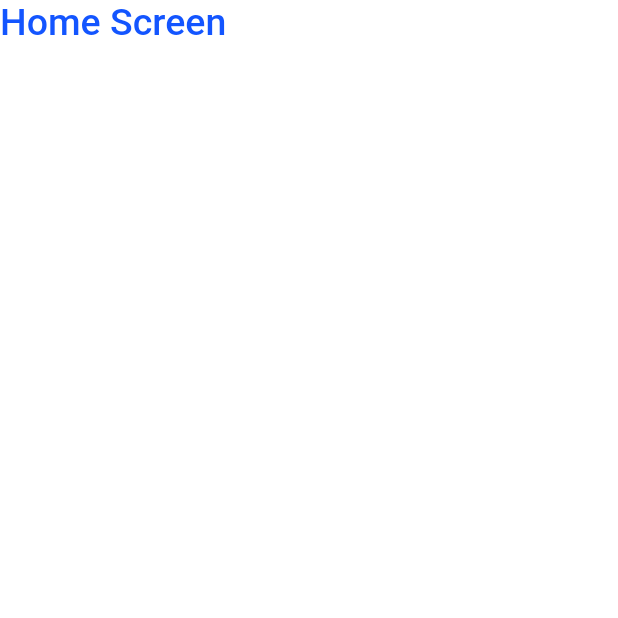
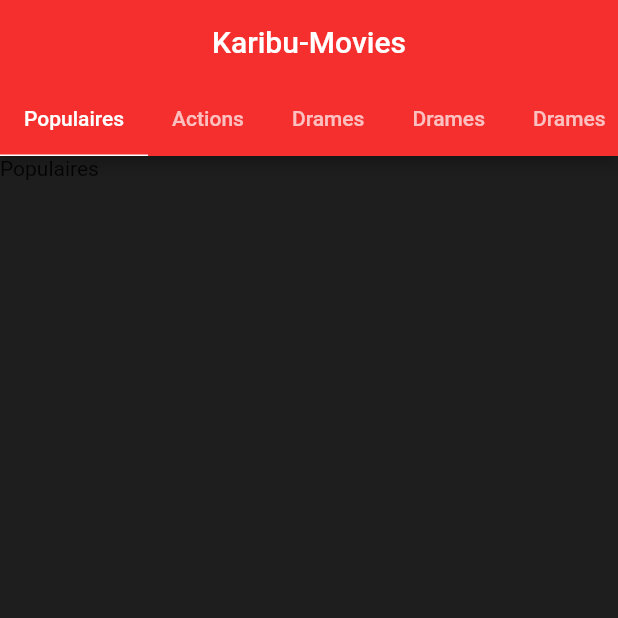
Before and after one commit to DMiyalu/karibu_movies, a Flutter app: the screen it shows after launch, on a phone screen of 412 x 824 dp, the top half of it. Run offline on Flutter 3.47's test engine with Material 2 defaults, Android fonts, the phone set to English and light mode, and no system bars.

Commit message:
set tab navigation

```diff
--- a/karibu_movies/lib/main.dart
+++ b/karibu_movies/lib/main.dart
@@ -13,10 +13,10 @@ class MyApp extends StatelessWidget {
       title: 'Flutter Demo',
       theme: ThemeData(
         // Define the default ColorTheme.
-        accentColor: Color.fromRGBO(190, 40, 40, 1.0),
+        accentColor: Color.fromRGBO(245, 46, 46, 1.0),
         primaryColorLight: Color.fromRGBO(19, 85, 255, 1.0),
         primaryColor: Color.fromRGBO(3, 5, 52, 1.0),
-        scaffoldBackgroundColor: Colors.white,
+        scaffoldBackgroundColor: Color.fromRGBO(30, 30, 30, 1.0),
         canvasColor: Colors.white,
         fontFamily: 'Roboto',
 
@@ -33,7 +33,7 @@ class MyApp extends StatelessWidget {
           ),
           headline6: TextStyle(
             fontFamily: 'Roboto',
-            fontSize: 25.0,
+            fontSize: 20.0,
             color: Colors.white,
           ),
           headline5: TextStyle(
--- a/karibu_movies/lib/screens/home.dart
+++ b/karibu_movies/lib/screens/home.dart
@@ -7,16 +7,73 @@ class Home extends StatefulWidget {
   _HomeState createState() => _HomeState();
 }
 
-class _HomeState extends State<Home> {
+class _HomeState extends State<Home> with TickerProviderStateMixin {
+  TabController _tabController;
+
+  @override
+  void initState() {
+    super.initState();
+    _tabController = TabController(vsync: this, length: 6);
+  }
+
+  @override
+  void dispose() {
+    _tabController.dispose();
+    super.dispose();
+  }
+
   @override
   Widget build(BuildContext context) {
     return Scaffold(
-      body: Text(
-        'Home Screen',
-        style: Theme.of(context)
-            .textTheme
-            .headline6
-            .copyWith(color: Theme.of(context).primaryColorLight),
+      appBar: AppBar(
+        backgroundColor: Theme.of(context).accentColor,
+        centerTitle: true,
+        title: Text(
+          "Karibu-Movies",
+          style: Theme.of(context)
+              .textTheme
+              .headline6
+              .copyWith(color: Colors.white),
+        ),
+        bottom: TabBar(
+          controller: _tabController,
+          isScrollable: true,
+          indicator: UnderlineTabIndicator(
+            borderSide: BorderSide(color: Colors.white, width: 1),
+          ),
+          labelColor: Colors.white,
+          tabs: <Widget>[
+            Tab(
+              child: Text('Populaires'),
+            ),
+            Tab(
+              child: Text('Actions'),
+            ),
+            Tab(
+              child: Text('Drames'),
+            ),
+            Tab(
+              child: Text('Drames'),
+            ),
+            Tab(
+              child: Text('Drames'),
+            ),
+            Tab(
+              child: Text('Drames'),
+            ),
+          ],
+        ),
+      ),
+      body: TabBarView(
+        controller: _tabController,
+        children: <Widget>[
+          Text('Populaires'),
+          Text('Actions'),
+          Text('Drames'),
+          Text('Populaires'),
+          Text('Actions'),
+          Text('Drames'),
+        ],
       ),
     );
   }
```
